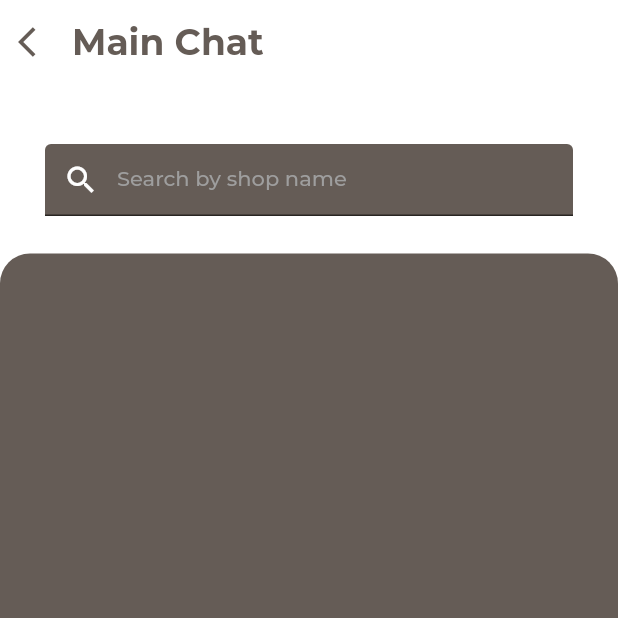
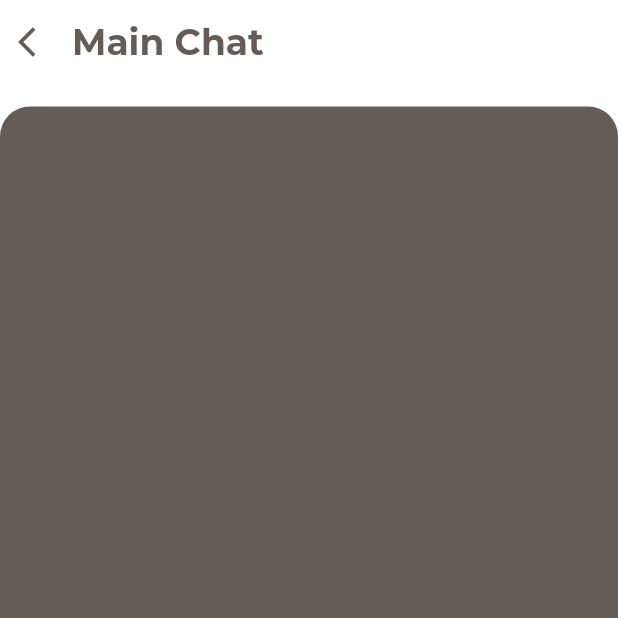
Before and after one commit to boy-warakorn/recycle-hub, a Flutter app: the MainChatScreen screen opened by its route, on a phone screen of 412 x 824 dp, the top half of it. Run offline on Flutter 3.47's test engine with Material 2 defaults, Android fonts, the phone set to English and light mode, and no system bars; our stand-ins replace cloud_firestore, firebase_auth, firebase_storage, flutter_spinkit, font_awesome_flutter, image_picker; accounts and stored records are empty; project files that could hold a hidden picture were left out.

Commit message:
[UPDATE] restructure code

```diff
--- a/lib/screens/chat/main_chat_screen.dart
+++ b/lib/screens/chat/main_chat_screen.dart
@@ -7,8 +7,15 @@ import '../../widgets/chat/chat_card.dart';
 import '../../models/user.dart';
 import '../auth/auth_screen.dart';
 
-class MainChatScreen extends StatelessWidget {
+class MainChatScreen extends StatefulWidget {
   static const routeName = '/mainChat';
+
+  @override
+  _MainChatScreenState createState() => _MainChatScreenState();
+}
+
+class _MainChatScreenState extends State<MainChatScreen> {
+  var text;
 
   @override
   Widget build(BuildContext context) {
@@ -44,39 +51,44 @@ class MainChatScreen extends StatelessWidget {
             SizedBox(
               height: 15,
             ),
-            Container(
-              margin: EdgeInsets.symmetric(
-                horizontal: 30,
-                vertical: 25,
-              ),
-              child: TextField(
-                style: Theme.of(context).textTheme.headline3.copyWith(
-                      color: Colors.white,
-                      fontWeight: FontWeight.normal,
-                    ),
-                cursorColor: Colors.white,
-                decoration: InputDecoration(
-                  fillColor: Theme.of(context).primaryColor,
-                  filled: true,
-                  prefixIcon: Icon(
-                    Icons.search,
-                    color: Colors.white,
-                  ),
-                  hintText: 'Search by shop name',
-                  hintStyle: TextStyle(
-                    color: Colors.grey,
-                    fontSize: 14,
-                    fontFamily: 'Montserrat',
-                    fontWeight: FontWeight.w500,
-                  ),
-                  errorStyle: TextStyle(
-                    fontSize: 14,
-                    fontWeight: FontWeight.bold,
-                    backgroundColor: Colors.white,
-                  ),
-                ),
-              ),
-            ),
+            // Container(
+            //   margin: EdgeInsets.symmetric(
+            //     horizontal: 30,
+            //     vertical: 25,
+            //   ),
+            //   child: TextField(
+            //     onChanged: (val) {
+            //       setState(() {
+            //         text = val;
+            //       });
+            //     },
+            //     style: Theme.of(context).textTheme.headline3.copyWith(
+            //           color: Colors.white,
+            //           fontWeight: FontWeight.normal,
+            //         ),
+            //     cursorColor: Colors.white,
+            //     decoration: InputDecoration(
+            //       fillColor: Theme.of(context).primaryColor,
+            //       filled: true,
+            //       prefixIcon: Icon(
+            //         Icons.search,
+            //         color: Colors.white,
+            //       ),
+            //       hintText: 'Search by shop name',
+            //       hintStyle: TextStyle(
+            //         color: Colors.grey,
+            //         fontSize: 14,
+            //         fontFamily: 'Montserrat',
+            //         fontWeight: FontWeight.w500,
+            //       ),
+            //       errorStyle: TextStyle(
+            //         fontSize: 14,
+            //         fontWeight: FontWeight.bold,
+            //         backgroundColor: Colors.white,
+            //       ),
+            //     ),
+            //   ),
+            // ),
             Expanded(
               child: Container(
                 width: double.infinity,
--- a/lib/screens/shop/item_detail_screen.dart
+++ b/lib/screens/shop/item_detail_screen.dart
@@ -145,7 +145,8 @@ class _ItemDetailScreenState extends State<ItemDetailScreen> {
                             color: Theme.of(context).primaryColor,
                           ),
                           child: Text(
-                            title,
+                            title.substring(0, 1).toUpperCase() +
+                                title.substring(1, title.length),
                             style:
                                 Theme.of(context).textTheme.headline1.copyWith(
                                       color: Colors.white,
```
Also changed, not shown: lib/screens/choose_screen.dart (+5 -2 lines), lib/widgets/shopItems/list_Item.dart (+18 -9 lines).
